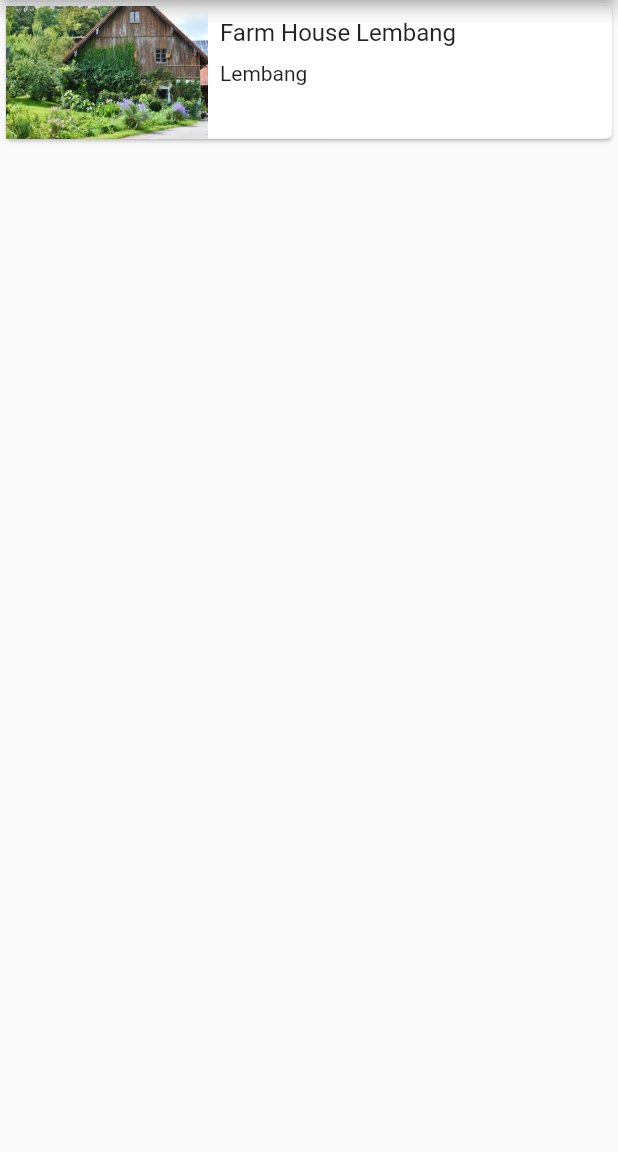
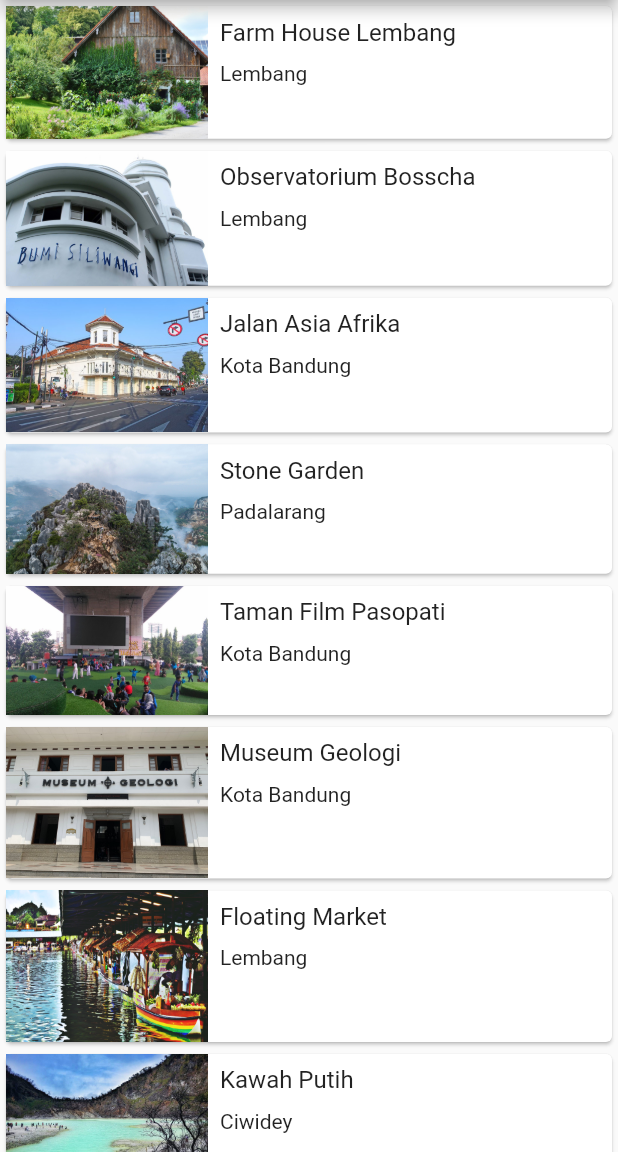
Before and after one commit to alfajryuneda/flutter-tourism-app, a Flutter app: the screen it shows after launch, on a phone screen of 412 x 824 dp, the part 84-1236 px from its top. Run offline on Flutter 3.47's test engine with Material 2 defaults, Android fonts, the phone set to English and light mode, and no system bars.

Commit message:
[ADD] multiple data from class TourismPlace

```diff
--- a/lib/detail_screen.dart
+++ b/lib/detail_screen.dart
@@ -1,8 +1,13 @@
 import 'package:flutter/material.dart';
+import 'model/tourism_place.dart';
 
 var myTextStyle = TextStyle(fontFamily: 'Oxygen');
 
 class DetailScreen extends StatelessWidget {
+  final TourismPlace place;
+
+  DetailScreen({required this.place});
+
   @override
   Widget build(BuildContext context) {
     return Scaffold(
@@ -10,11 +15,11 @@
         child: Column(
           crossAxisAlignment: CrossAxisAlignment.stretch,
           children: <Widget>[
-            Image.asset('images/farm-house.jpg'),
+            Image.asset(place.imageAsset),
             Container(
                 margin: const EdgeInsets.only(top: 16.0),
-                child: const Text(
-                  'Farm House Lembang',
+                child: Text(
+                  place.name,
                   textAlign: TextAlign.center,
                   style: TextStyle(
                     fontSize: 30.0,
@@ -29,36 +34,36 @@
                 children: <Widget>[
                   Column(
                     children: [
-                      const Icon(Icons.access_time),
+                      const Icon(Icons.calendar_today),
                       const SizedBox(
                         height: 8.0,
                       ),
                       Text(
-                        'Open Everyday',
+                        place.openDays,
                         style: myTextStyle,
                       )
                     ],
                   ),
                   Column(
                     children: [
-                      const Icon(Icons.watch),
+                      const Icon(Icons.access_time),
                       const SizedBox(
                         height: 8.0,
                       ),
                       Text(
-                        '09.00 - 20.00',
+                        place.openTime,
                         style: myTextStyle,
                       )
                     ],
                   ),
                   Column(
                     children: [
-                      const Icon(Icons.money),
+                      const Icon(Icons.monetization_on),
                       const SizedBox(
                         height: 8.0,
                       ),
                       Text(
-                        'Rp. 25.000',
+                        place.ticketPrice,
                         style: myTextStyle,
                       )
                     ],
@@ -68,39 +73,25 @@
             ),
             Container(
                 padding: EdgeInsets.all(16.0),
-                child: const Text(
-                  'Berada di jalur utama Bandung-Lembang, Farm House menjadi objek wisata yang tidak pernah sepi pengunjung. Selain karena letaknya strategis, kawasan ini juga menghadirkan nuansa wisata khas Eropa. Semua itu diterapkan dalam bentuk spot swafoto Instagramable.',
-                  textAlign: TextAlign.center,
-                  style: TextStyle(fontSize: 16.0),
-                )),
+                child: Text(place.description,
+                    textAlign: TextAlign.center,
+                    style: TextStyle(
+                      fontSize: 16.0,
+                      fontFamily: 'Oxygen',
+                    ))),
             Container(
               height: 150,
               child: ListView(
-                scrollDirection: Axis.horizontal,
-                children: [
-                  Padding(
+                  scrollDirection: Axis.horizontal,
+                  children: place.imageUrls.map((url) {
+                    return Padding(
                       padding: const EdgeInsets.all(4.0),
                       child: ClipRRect(
-                        borderRadius: BorderRadius.circular(15.0),
-                        child: Image.network(
-                            'https://media-cdn.tripadvisor.com/media/photo-s/0d/7c/59/70/farmhouse-lembang.jpg'),
-                      )),
-                  Padding(
-                      padding: const EdgeInsets.all(4.0),
-                      child: ClipRRect(
-                        borderRadius: BorderRadius.circular(15.0),
-                        child: Image.network(
-                            'https://media-cdn.tripadvisor.com/media/photo-w/13/f0/22/f6/photo3jpg.jpg'),
-                      )),
-                  Padding(
-                      padding: const EdgeInsets.all(4.0),
-                      child: ClipRRect(
-                        borderRadius: BorderRadius.circular(15.0),
-                        child: Image.network(
-                            'https://media-cdn.tripadvisor.com/media/photo-m/1280/16/a9/33/43/liburan-di-farmhouse.jpg'),
-                      )),
-                ],
-              ),
+                        borderRadius: BorderRadius.circular(10),
+                        child: Image.network(url),
+                      ),
+                    );
+                  }).toList()),
             )
           ],
         ),
--- a/lib/main_screen.dart
+++ b/lib/main_screen.dart
@@ -1,5 +1,6 @@
 import 'package:flutter/material.dart';
 import 'package:tourism_app/detail_screen.dart';
+import 'package:tourism_app/model/tourism_place.dart';
 
 class MainScreen extends StatelessWidget {
   @override
@@ -8,10 +9,15 @@
       appBar: AppBar(
         title: Text('Wisata Bandung'),
       ),
-      body: InkWell(
+      body: ListView.builder(
+        itemBuilder: (context, index) {
+          final TourismPlace place = tourismPlaceList[index];
+          return InkWell(
             onTap: () {
               Navigator.push(context, MaterialPageRoute(builder: (context) {
-            return DetailScreen();
+                return DetailScreen(
+                  place: place,
+                );
               }));
             },
             child: Card(
@@ -20,24 +26,23 @@
                 children: [
                   Expanded(
                     flex: 1,
-                child: Image.asset('images/farm-house.jpg'),
+                    child: Image.asset(place.imageAsset),
                   ),
                   Expanded(
                     flex: 2,
                     child: Padding(
-                  padding: EdgeInsets.all(8.0),
+                      padding: const EdgeInsets.all(8.0),
                       child: Column(
                         crossAxisAlignment: CrossAxisAlignment.start,
-                    mainAxisSize: MainAxisSize.min,
-                    children: const [
+                        children: <Widget>[
                           Text(
-                        'Farm House Lembang',
-                        style: TextStyle(fontSize: 16),
+                            place.name,
+                            style: TextStyle(fontSize: 16.0),
                           ),
                           SizedBox(
                             height: 10,
                           ),
-                      Text('Lembang'),
+                          Text(place.location),
                         ],
                       ),
                     ),
@@ -45,6 +50,9 @@
                 ],
               ),
             ),
+          );
+        },
+        itemCount: tourismPlaceList.length,
       ),
     );
   }
--- /dev/null
+++ b/lib/model/tourism_place.dart
@@ -0,0 +1,159 @@
+class TourismPlace {
+  String name;
+  String location;
+  String description;
+  String openDays;
+  String openTime;
+  String ticketPrice;
+  String imageAsset;
+  List<String> imageUrls;
+
+  TourismPlace({
+    required this.name,
+    required this.location,
+    required this.description,
+    required this.openDays,
+    required this.openTime,
+    required this.ticketPrice,
+    required this.imageAsset,
+    required this.imageUrls,
+  });
+}
+
+var tourismPlaceList = [
+  TourismPlace(
+    name: 'Farm House Lembang',
+    location: 'Lembang',
+    description:
+        'Berada di jalur utama Bandung-Lembang, Farm House menjadi objek wisata yang tidak pernah sepi pengunjung. Selain karena letaknya strategis, kawasan ini juga menghadirkan nuansa wisata khas Eropa. Semua itu diterapkan dalam bentuk spot swafoto Instagramable.',
+    openDays: 'Open Everyday',
+    openTime: '09:00 - 20:00',
+    ticketPrice: 'Rp 25000',
+    imageAsset: 'images/farm-house.jpg',
+    imageUrls: [
+      'https://media-cdn.tripadvisor.com/media/photo-s/0d/7c/59/70/farmhouse-lembang.jpg',
+      'https://media-cdn.tripadvisor.com/media/photo-w/13/f0/22/f6/photo3jpg.jpg',
+      'https://media-cdn.tripadvisor.com/media/photo-m/1280/16/a9/33/43/liburan-di-farmhouse.jpg'
+    ],
+  ),
+  TourismPlace(
+    name: 'Observatorium Bosscha',
+    location: 'Lembang',
+    description:
+        'Memiliki beberapa teleskop, antara lain, Refraktor Ganda Zeiss, Schmidt Bimasakti, Refraktor Bamberg, Cassegrain GOTO, dan Teleskop Surya. Refraktor Ganda Zeiss adalah jenis teleskop terbesar untuk meneropong bintang. Benda ini diletakkan pada atap kubah sehingga saat teropong digunakan, atap tersebut harus dibuka. Observatorium Bosscha boleh dikunjungi oleh siapa pun, tanpa tiket. Namun, bagi yang ingin menggunakan teleskop Zeiss, wajib mendaftarkan diri. Untuk instansi atau lembaga pendidikan, diberikan jadwal hari Selasa sampai Jumat. Sementara itu, kunjungan individu dibuka setiap hari Sabtu.',
+    openDays: 'Open Tuesday - Saturday',
+    openTime: '09:00 - 14:30',
+    ticketPrice: 'Rp 20000',
+    imageAsset: 'images/bosscha.jpg',
+    imageUrls: [
+      'https://media-cdn.tripadvisor.com/media/photo-o/12/6b/63/0b/bosscha-observatory.jpg',
+      'https://media-cdn.tripadvisor.com/media/photo-p/0d/6a/88/9b/photo3jpg.jpg',
+      'https://media-cdn.tripadvisor.com/media/photo-o/11/3f/04/39/p-20171111-110220-largejpg.jpg',
+    ],
+  ),
+  TourismPlace(
+    name: 'Jalan Asia Afrika',
+    location: 'Kota Bandung',
+    description:
+        'Jalan Asia Afrika di Bandung memiliki kaitan yang sangat erat dengan pendirian kota Kembang ini. Karena pada saat itu, Gubernur Jenderal Herman Willem Deaendels dari Belanda menancapkan tongkatnya saat memerintahkan pendirian kota ini, yang kemudian diabadikan menjadi tugu Bandung Nol Kilometer.',
+    openDays: 'Open Everyday',
+    openTime: '24 hours',
+    ticketPrice: 'Free',
+    imageAsset: 'images/jalan-asia-afrika.jpg',
+    imageUrls: [
+      'https://media-cdn.tripadvisor.com/media/photo-o/0d/c2/e7/e6/quotes-kota-bandung.jpg',
+      'https://media-cdn.tripadvisor.com/media/photo-w/17/f4/44/01/jalan-asia-afrika.jpg',
+      'https://media-cdn.tripadvisor.com/media/photo-s/0a/ef/36/e2/jalan-asia-afrika.jpg',
+    ],
+  ),
+  TourismPlace(
+    name: 'Stone Garden',
+    location: 'Padalarang',
+    description:
+        'Stone Garden atau Taman Batu di Padalarang – Bandung ini adalah nama secara harafiah untuk apa yang akan kita lihat jika berada di sana. Hamparan batu yang artistik membuat kita merasa tidak sedang berada di Bandung, apalagi di Padalarang. Hamparan batu yang dimaksud bukan terhampar begitu saja di atas tanah luas yang menjadi permukaannya. Batu-batu besar yang ukuran pastinya bervariasi tersusun seperti memiliki suatu formasi matematis.',
+    openDays: 'Open Everyday',
+    openTime: '06:00 - 17:00',
+    ticketPrice: 'Rp 3000',
+    imageAsset: 'images/stone-garden.jpg',
+    imageUrls: [
+      'https://media-cdn.tripadvisor.com/media/photo-o/15/01/d7/4b/p-20180510-153310-01.jpg',
+      'https://media-cdn.tripadvisor.com/media/photo-w/15/68/00/32/stone-garden-citatah.jpg',
+      'https://media-cdn.tripadvisor.com/media/photo-o/0d/a2/cb/05/stone-garden-citatah.jpg',
+    ],
+  ),
+  TourismPlace(
+    name: 'Taman Film Pasopati',
+    location: 'Kota Bandung',
+    description:
+        'Menjadi salah satu tempat wisata di Bandung yang favorit, tentu Taman Film ini memiliki fasilitas cukup memadai. Pemberian fasilitas ini memiliki harapan para pengunjung akan merasa nyaman dan tak segan2 untuk kembali berkunjung terus menerus kesini. Beberapa fasilitas taman yang bisa kamu nikmati diantaranya seperti layar videotron besar berukuran 4×8 untuk memutar berbagai macam pilihan film seperti Film Indonesia, Bollywood, Korea, ataupun Indie Bandung.',
+    openDays: 'Open Everyday',
+    openTime: '24 hours',
+    ticketPrice: 'Free',
+    imageAsset: 'images/taman-film.jpg',
+    imageUrls: [
+      'https://media-cdn.tripadvisor.com/media/photo-o/08/8b/87/50/bandung-movie-park.jpg',
+      'https://media-cdn.tripadvisor.com/media/photo-o/17/67/d5/53/img-20190505-114509-largejpg.jpg',
+      'https://media-cdn.tripadvisor.com/media/photo-w/09/73/33/05/taman-film-pasopati.jpg',
+    ],
+  ),
+  TourismPlace(
+    name: 'Museum Geologi',
+    location: 'Kota Bandung',
+    description:
+        'Museum Geologi didirikan pada tanggal 16 Mei 1929. Museum ini telah direnovasi dengan dana bantuan dari JICA (Japan International Cooperation Agency). Setelah mengalami renovasi, Museum Geologi dibuka kembali dan diresmikan oleh Wakil Presiden RI, Megawati Soekarnoputri pada tanggal 23 Agustus 2000. Sebagai salah satu monumen bersejarah, museum berada di bawah perlindungan pemerintah dan merupakan peninggalan nasional. Dalam Museum ini, tersimpan dan dikelola materi-materi geologi yang berlimpah, seperti fosil, batuan, mineral. Kesemuanya itu dikumpulkan selama kerja lapangan di Indonesia sejak 1850.',
+    openDays: 'Open Saturday - Thursday',
+    openTime: '09:00 - 15:30',
+    ticketPrice: 'Rp 3000',
+    imageAsset: 'images/museum-geologi.jpg',
+    imageUrls: [
+      'https://media-cdn.tripadvisor.com/media/photo-w/19/1c/8e/f7/geology-museum.jpg',
+      'https://media-cdn.tripadvisor.com/media/photo-o/11/a7/35/b7/geology-museum.jpg',
+      'https://media-cdn.tripadvisor.com/media/photo-s/1a/55/e0/dc/geology-museum.jpg',
+    ],
+  ),
+  TourismPlace(
+    name: 'Floating Market',
+    location: 'Lembang',
+    description:
+        'Tempat wisata ini sepertinya memang ditujukan untuk wisata keluarga di Bandung. Di sini kita bisa menikmati suasana kawasan yang tertata rapi dan alami. Pada awalnya, floating market Lembang tidak begitu luas. Tapi sekarang sudah ekspansi dan memiliki banyak objek menarik baru. Nama floating market ini sepertinya merujuk pada stand tempat jualan makanan yang berada dalam perahu.',
+    openDays: 'Open Everyday',
+    openTime: '09:00 - 17:00',
+    ticketPrice: 'Rp 20000',
+    imageAsset: 'images/floating-market.png',
+    imageUrls: [
+      'https://media-cdn.tripadvisor.com/media/photo-o/17/f9/ff/f8/floating-market-bandung.jpg',
+      'https://media-cdn.tripadvisor.com/media/photo-p/1a/86/d3/cd/20200103-125059-largejpg.jpg',
+      'https://media-cdn.tripadvisor.com/media/photo-p/19/ce/b4/9b/img20181224120857-largejpg.jpg',
+    ],
+  ),
+  TourismPlace(
+    name: 'Kawah Putih',
+    location: 'Ciwidey',
+    description:
+        'Kawah Putih adalah tempat wisata di Bandung yang paling terkenal. Berlokasi di Ciwidey, Jawa Barat, kurang lebih sekitar 50 KM arah selatan kota Bandung, Kawah Putih adalah sebuah danau yang terbentuk akibat dari letusan Gunung Patuha. Sesuai dengan namanya, tanah yang ada di kawasan ini berwarna putih akibat dari pencampuran unsur belerang.',
+    openDays: 'Open Everyday',
+    openTime: '07:00 - 17:00',
+    ticketPrice: 'Rp 15000',
+    imageAsset: 'images/kawah-putih.jpg',
+    imageUrls: [
+      'https://media-cdn.tripadvisor.com/media/photo-o/0b/6e/7c/ce/rocks-sticking-out-of.jpg',
+      'https://media-cdn.tripadvisor.com/media/photo-p/0b/35/30/14/white-crater.jpg',
+      'https://media-cdn.tripadvisor.com/media/photo-o/0a/8b/9a/79/2945-t00572-www-initempatwisat.jpg',
+    ],
+  ),
+  TourismPlace(
+    name: 'Ranca Upas',
+    location: 'Ciwidey',
+    description:
+        'Ranca Upas Ciwidey adalah kawasan bumi perkemahan di bawah pengelolaan perhutani. Tempat ini berada di kawasan wisata Bandung Selatan, satu lokasi dengan kawah putih, kolam Cimanggu dan situ Patenggang. Banyak hal yang bisa dilakukan di kawasan wisata ini, seperti berkemah, berinteraksi dengan rusa, sampai bermain di water park dan mandi air panas.',
+    openDays: 'Open Everyday',
+    openTime: '24 hours',
+    ticketPrice: 'Rp 20000',
+    imageAsset: 'images/ranca-upas.jpg',
+    imageUrls: [
+      'https://media-cdn.tripadvisor.com/media/photo-o/1a/e0/7f/9c/kampung-cai-ranca-upas.jpg',
+      'https://media-cdn.tripadvisor.com/media/photo-w/13/ee/2f/87/ranca-upas.jpg',
+      'https://media-cdn.tripadvisor.com/media/photo-w/13/ee/27/0a/ranca-upas.jpg',
+    ],
+  ),
+];
```
Lines whose indentation alone changed are shown as unchanged.
